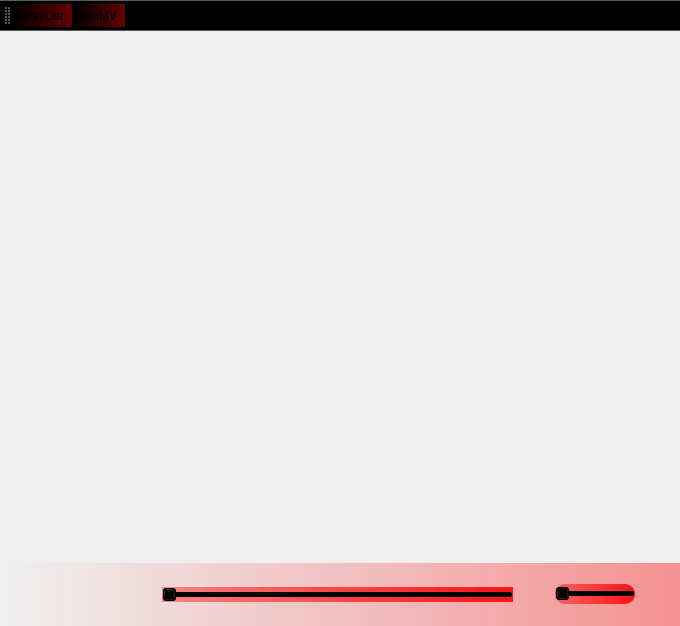
Qt form mainwindow.ui (ZHKU-Robot/MusicPlay) before a commit.
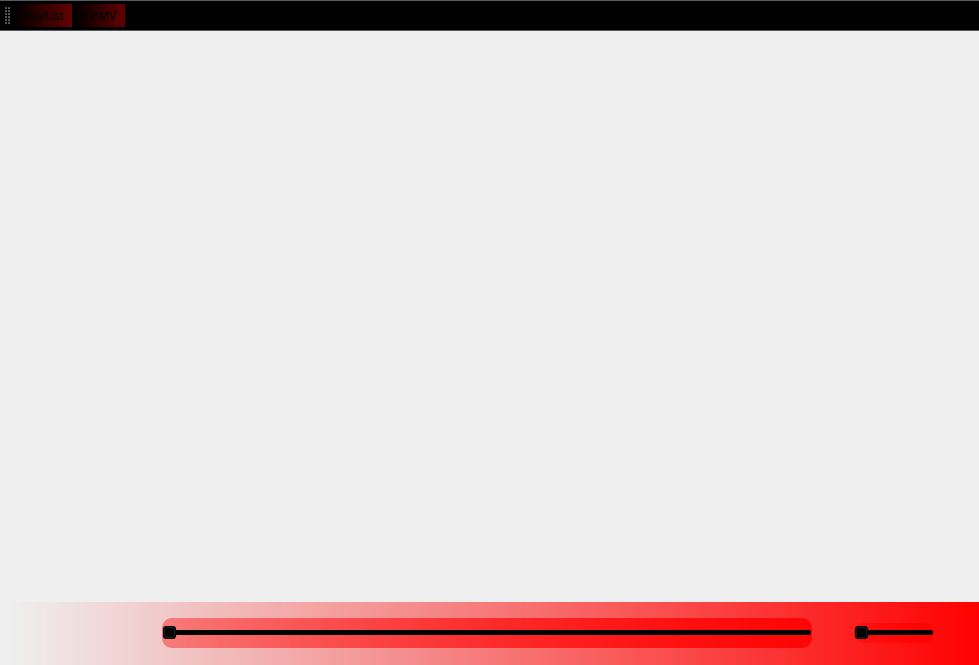
The same form after that commit. Icons and pictures are not drawn.

```diff
--- a/mainwindow.ui
+++ b/mainwindow.ui
@@ -9,8 +9,8 @@
    <rect>
     <x>0</x>
     <y>0</y>
-    <width>680</width>
-    <height>626</height>
+    <width>979</width>
+    <height>665</height>
    </rect>
   </property>
   <property name="windowTitle">
@@ -26,7 +26,7 @@
    <bool>false</bool>
   </property>
   <widget class="QWidget" name="centralwidget">
-   <layout class="QVBoxLayout" name="verticalLayout_2" stretch="12,1">
+   <layout class="QVBoxLayout" name="verticalLayout_2" stretch="9,1">
     <property name="spacing">
      <number>0</number>
     </property>
@@ -82,7 +82,7 @@
              </color>
             </gradientstop>
             <gradientstop position="1.000000000000000">
-             <color alpha="100">
+             <color alpha="255">
               <red>255</red>
               <green>0</green>
               <blue>0</blue>
@@ -102,7 +102,7 @@
              </color>
             </gradientstop>
             <gradientstop position="1.000000000000000">
-             <color alpha="100">
+             <color alpha="255">
               <red>255</red>
               <green>0</green>
               <blue>0</blue>
@@ -122,7 +122,7 @@
              </color>
             </gradientstop>
             <gradientstop position="1.000000000000000">
-             <color alpha="100">
+             <color alpha="255">
               <red>255</red>
               <green>0</green>
               <blue>0</blue>
@@ -144,7 +144,7 @@
              </color>
             </gradientstop>
             <gradientstop position="1.000000000000000">
-             <color alpha="100">
+             <color alpha="255">
               <red>255</red>
               <green>0</green>
               <blue>0</blue>
@@ -164,7 +164,7 @@
              </color>
             </gradientstop>
             <gradientstop position="1.000000000000000">
-             <color alpha="100">
+             <color alpha="255">
               <red>255</red>
               <green>0</green>
               <blue>0</blue>
@@ -184,7 +184,7 @@
              </color>
             </gradientstop>
             <gradientstop position="1.000000000000000">
-             <color alpha="100">
+             <color alpha="255">
               <red>255</red>
               <green>0</green>
               <blue>0</blue>
@@ -206,7 +206,7 @@
              </color>
             </gradientstop>
             <gradientstop position="1.000000000000000">
-             <color alpha="100">
+             <color alpha="255">
               <red>255</red>
               <green>0</green>
               <blue>0</blue>
@@ -226,7 +226,7 @@
              </color>
             </gradientstop>
             <gradientstop position="1.000000000000000">
-             <color alpha="100">
+             <color alpha="255">
               <red>255</red>
               <green>0</green>
               <blue>0</blue>
@@ -246,7 +246,7 @@
              </color>
             </gradientstop>
             <gradientstop position="1.000000000000000">
-             <color alpha="100">
+             <color alpha="255">
               <red>255</red>
               <green>0</green>
               <blue>0</blue>
@@ -259,7 +259,7 @@
        </palette>
       </property>
       <property name="styleSheet">
-       <string notr="true">background-color:qlineargradient(spread:pad, x1:0, y1:0, x2:1, y2:0, stop:0.01 rgba(0, 0, 0, 0), stop:1 rgba(255, 0, 0, 100))</string>
+       <string notr="true">background-color:qlineargradient(spread:pad, x1:0, y1:0, x2:1, y2:0, stop:0.01 rgba(0, 0, 0, 0), stop:1 rgba(255, 0, 0, 255))</string>
       </property>
       <layout class="QHBoxLayout" name="horizontalLayout">
        <item>
@@ -363,13 +363,25 @@
          <property name="styleSheet">
           <string notr="true">background-color:qlineargradient(spread:pad, x1:0, y1:0, x2:1, y2:0, stop:0.01 rgba(255, 0, 0, 100), stop:1 rgba(255, 0, 0, 225));
 border-radius: 10px;
-
+height:30px;
 
 </string>
          </property>
+         <property name="maximum">
+          <number>120</number>
+         </property>
          <property name="orientation">
           <enum>Qt::Horizontal</enum>
          </property>
+         <property name="invertedAppearance">
+          <bool>false</bool>
+         </property>
+         <property name="invertedControls">
+          <bool>true</bool>
+         </property>
+         <property name="tickPosition">
+          <enum>QSlider::NoTicks</enum>
+         </property>
         </widget>
        </item>
        <item>
```
Left out of the diff: 13 changed lines with no effect on the pictures.
